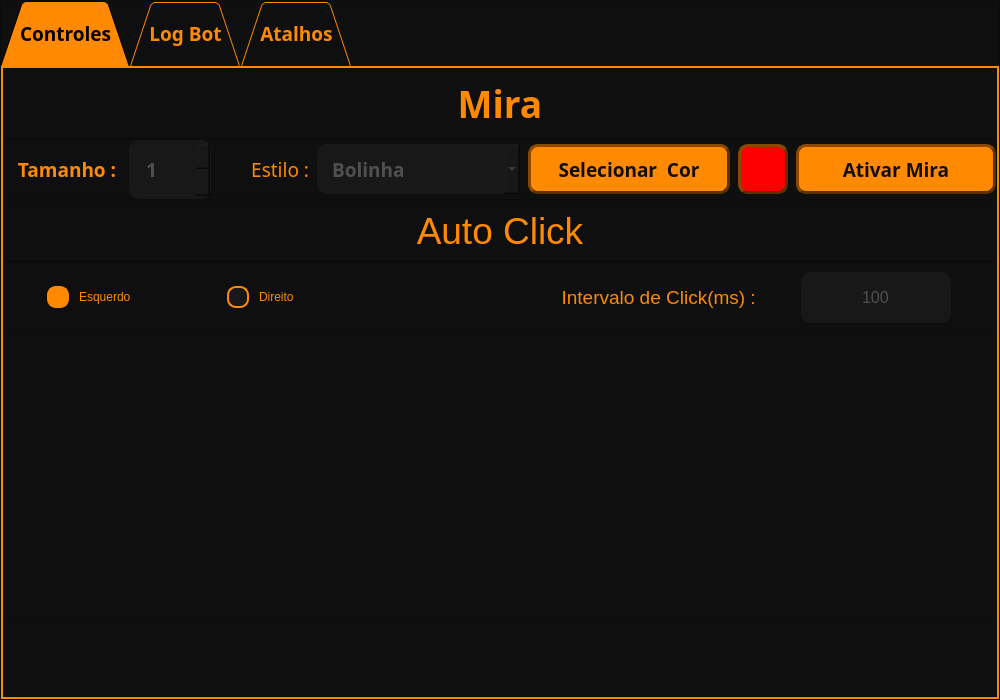
Above: src/views/ps_view_2.ui from AlissonTxD/Prime-Survivor-2 before the change. Below: the same form after it.
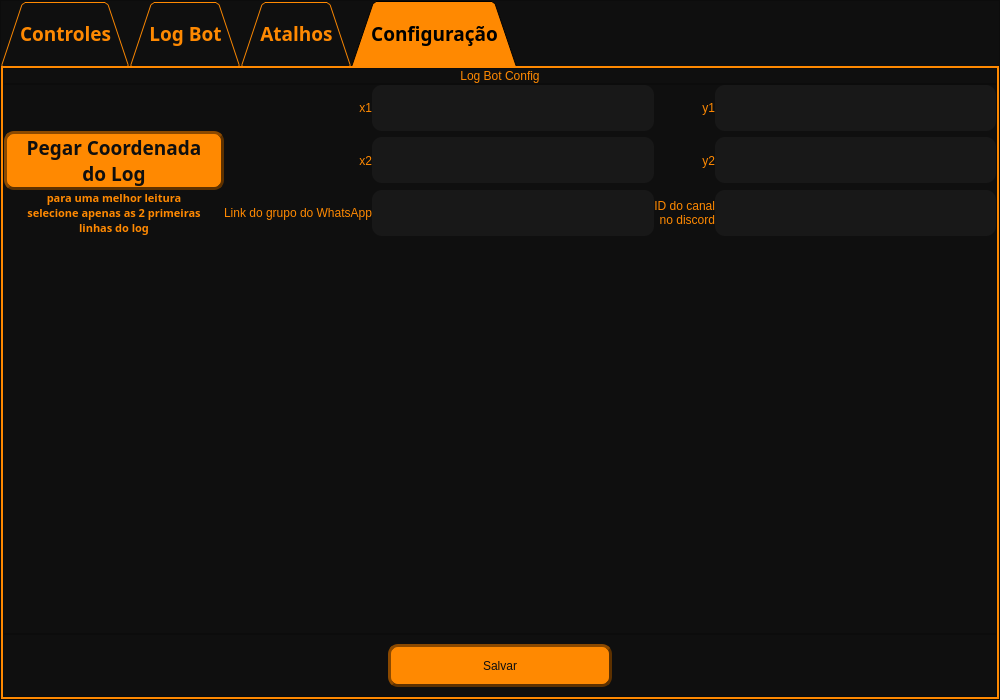
That is the form after the change. The open tabs and pages were chosen to show the change. Icons and pictures are not drawn.

What changed in the file:
```diff
--- a/src/views/ps_view_2.ui
+++ b/src/views/ps_view_2.ui
@@ -111,7 +111,7 @@
          <property name="currentIndex">
           <number>0</number>
          </property>
-         <widget class="QWidget" name="config">
+         <widget class="QWidget" name="controls">
           <attribute name="title">
            <string>Controles</string>
           </attribute>
@@ -1709,6 +1709,528 @@
            </item>
           </layout>
          </widget>
+         <widget class="QWidget" name="config">
+          <attribute name="title">
+           <string>Configuração</string>
+          </attribute>
+          <layout class="QVBoxLayout" name="verticalLayout_6">
+           <property name="spacing">
+            <number>0</number>
+           </property>
+           <property name="leftMargin">
+            <number>0</number>
+           </property>
+           <property name="topMargin">
+            <number>0</number>
+           </property>
+           <property name="rightMargin">
+            <number>0</number>
+           </property>
+           <property name="bottomMargin">
+            <number>0</number>
+           </property>
+           <item>
+            <widget class="QFrame" name="frame_10">
+             <property name="maximumSize">
+              <size>
+               <width>16777215</width>
+               <height>40</height>
+              </size>
+             </property>
+             <property name="styleSheet">
+              <string notr="true"/>
+             </property>
+             <property name="frameShape">
+              <enum>QFrame::StyledPanel</enum>
+             </property>
+             <property name="frameShadow">
+              <enum>QFrame::Raised</enum>
+             </property>
+             <layout class="QHBoxLayout" name="horizontalLayout_9">
+              <property name="spacing">
+               <number>0</number>
+              </property>
+              <property name="leftMargin">
+               <number>0</number>
+              </property>
+              <property name="topMargin">
+               <number>0</number>
+              </property>
+              <property name="rightMargin">
+               <number>0</number>
+              </property>
+              <property name="bottomMargin">
+               <number>0</number>
+              </property>
+              <item>
+               <widget class="QLabel" name="label_16">
+                <property name="styleSheet">
+                 <string notr="true">color: rgb(255, 137, 1);
+font: bold 20pt &quot;Arial Black&quot;;</string>
+                </property>
+                <property name="text">
+                 <string>Log Bot Config</string>
+                </property>
+                <property name="alignment">
+                 <set>Qt::AlignCenter</set>
+                </property>
+               </widget>
+              </item>
+             </layout>
+            </widget>
+           </item>
+           <item>
+            <widget class="QFrame" name="frame_9">
+             <property name="styleSheet">
+              <string notr="true"/>
+             </property>
+             <property name="frameShape">
+              <enum>QFrame::StyledPanel</enum>
+             </property>
+             <property name="frameShadow">
+              <enum>QFrame::Raised</enum>
+             </property>
+             <layout class="QGridLayout" name="gridLayout_4">
+              <property name="leftMargin">
+               <number>0</number>
+              </property>
+              <property name="topMargin">
+               <number>0</number>
+              </property>
+              <property name="rightMargin">
+               <number>0</number>
+              </property>
+              <property name="bottomMargin">
+               <number>0</number>
+              </property>
+              <property name="spacing">
+               <number>0</number>
+              </property>
+              <item row="0" column="4">
+               <widget class="QLineEdit" name="lineedit_y1">
+                <property name="styleSheet">
+                 <string notr="true">QLineEdit {
+border: 0px solid rgb(45, 45, 45);
+border-radius: 10px;
+padding: 15px;
+background-color: rgb(24, 24, 24);
+color: rgb(80, 80, 80);
+}
+
+QLineEdit:hover {
+border: 2px solid rgb(27, 27, 27);
+}
+
+QLineEdit:focus {
+border: 2px solid rgb(255, 137, 1);
+color: rgb(255, 255, 255)
+}
+
+</string>
+                </property>
+                <property name="inputMask">
+                 <string/>
+                </property>
+                <property name="maxLength">
+                 <number>4</number>
+                </property>
+                <property name="clearButtonEnabled">
+                 <bool>true</bool>
+                </property>
+               </widget>
+              </item>
+              <item row="1" column="1">
+               <widget class="QLabel" name="label_19">
+                <property name="styleSheet">
+                 <string notr="true">color: rgb(255, 137, 1);
+font: bold 14pt &quot;Arial Black&quot;;</string>
+                </property>
+                <property name="text">
+                 <string>x2</string>
+                </property>
+                <property name="alignment">
+                 <set>Qt::AlignRight|Qt::AlignTrailing|Qt::AlignVCenter</set>
+                </property>
+               </widget>
+              </item>
+              <item row="1" column="3">
+               <widget class="QLabel" name="label_20">
+                <property name="styleSheet">
+                 <string notr="true">color: rgb(255, 137, 1);
+font: bold 14pt &quot;Arial Black&quot;;</string>
+                </property>
+                <property name="text">
+                 <string>y2</string>
+                </property>
+                <property name="alignment">
+                 <set>Qt::AlignRight|Qt::AlignTrailing|Qt::AlignVCenter</set>
+                </property>
+               </widget>
+              </item>
+              <item row="2" column="2">
+               <widget class="QLineEdit" name="lineedit_whatsapp">
+                <property name="styleSheet">
+                 <string notr="true">QLineEdit {
+border: 0px solid rgb(45, 45, 45);
+border-radius: 10px;
+padding: 15px;
+background-color: rgb(24, 24, 24);
+color: rgb(80, 80, 80);
+}
+
+QLineEdit:hover {
+border: 2px solid rgb(27, 27, 27);
+}
+
+QLineEdit:focus {
+border: 2px solid rgb(255, 137, 1);
+color: rgb(255, 255, 255)
+}
+
+</string>
+                </property>
+                <property name="clearButtonEnabled">
+                 <bool>true</bool>
+                </property>
+               </widget>
+              </item>
+              <item row="0" column="1">
+               <widget class="QLabel" name="label_17">
+                <property name="styleSheet">
+                 <string notr="true">color: rgb(255, 137, 1);
+font: bold 14pt &quot;Arial Black&quot;;</string>
+                </property>
+                <property name="text">
+                 <string>x1</string>
+                </property>
+                <property name="alignment">
+                 <set>Qt::AlignRight|Qt::AlignTrailing|Qt::AlignVCenter</set>
+                </property>
+               </widget>
+              </item>
+              <item row="1" column="4">
+               <widget class="QLineEdit" name="lineedit_y2">
+                <property name="styleSheet">
+                 <string notr="true">QLineEdit {
+border: 0px solid rgb(45, 45, 45);
+border-radius: 10px;
+padding: 15px;
+background-color: rgb(24, 24, 24);
+color: rgb(80, 80, 80);
+}
+
+QLineEdit:hover {
+border: 2px solid rgb(27, 27, 27);
+}
+
+QLineEdit:focus {
+border: 2px solid rgb(255, 137, 1);
+color: rgb(255, 255, 255)
+}
+
+</string>
+                </property>
+                <property name="maxLength">
+                 <number>4</number>
+                </property>
+                <property name="clearButtonEnabled">
+                 <bool>true</bool>
+                </property>
+               </widget>
+              </item>
+              <item row="1" column="2">
+               <widget class="QLineEdit" name="lineedit_x2">
+                <property name="styleSheet">
+                 <string notr="true">QLineEdit {
+border: 0px solid rgb(45, 45, 45);
+border-radius: 10px;
+padding: 15px;
+background-color: rgb(24, 24, 24);
+color: rgb(80, 80, 80);
+}
+
+QLineEdit:hover {
+border: 2px solid rgb(27, 27, 27);
+}
+
+QLineEdit:focus {
+border: 2px solid rgb(255, 137, 1);
+color: rgb(255, 255, 255)
+}
+
+</string>
+                </property>
+                <property name="maxLength">
+                 <number>4</number>
+                </property>
+                <property name="clearButtonEnabled">
+                 <bool>true</bool>
+                </property>
+               </widget>
+              </item>
+              <item row="0" column="3">
+               <widget class="QLabel" name="label_18">
+                <property name="styleSheet">
+                 <string notr="true">color: rgb(255, 137, 1);
+font: bold 14pt &quot;Arial Black&quot;;</string>
+                </property>
+                <property name="text">
+                 <string>y1</string>
+                </property>
+                <property name="alignment">
+                 <set>Qt::AlignRight|Qt::AlignTrailing|Qt::AlignVCenter</set>
+                </property>
+               </widget>
+              </item>
+              <item row="1" column="0">
+               <widget class="QPushButton" name="btn_get_log_bot_square">
+                <property name="minimumSize">
+                 <size>
+                  <width>220</width>
+                  <height>0</height>
+                 </size>
+                </property>
+                <property name="font">
+                 <font>
+                  <family>Arial Black</family>
+                  <pointsize>14</pointsize>
+                  <weight>75</weight>
+                  <bold>true</bold>
+                 </font>
+                </property>
+                <property name="styleSheet">
+                 <string notr="true">QPushButton{
+background-color: rgb(255, 137, 1);
+border: 3px outset rgb(93, 49, 0);
+border-radius: 10px;
+color: rgb(15, 15, 15);
+}
+
+
+QPushButton:hover{
+color: rgb(255, 17, 0);
+background-color: rgb(215, 97, 0);
+}
+
+QPushButton:pressed{
+border: 3px inset rgb(93, 49, 0);
+color: rgb(15, 15, 15);
+background-color: rgb(255, 17, 0);
+}
+
+QPushButton:disabled {
+background-color: #cccccc; /* Cinza */
+border: 2px solid #999999;
+color: #666666; /* Texto cinza escuro */
+}
+</string>
+                </property>
+                <property name="text">
+                 <string>Pegar Coordenada
+do Log</string>
+                </property>
+               </widget>
+              </item>
+              <item row="0" column="2">
+               <widget class="QLineEdit" name="lineedit_x1">
+                <property name="enabled">
+                 <bool>true</bool>
+                </property>
+                <property name="styleSheet">
+                 <string notr="true">QLineEdit {
+border: 0px solid rgb(45, 45, 45);
+border-radius: 10px;
+padding: 15px;
+background-color: rgb(24, 24, 24);
+color: rgb(80, 80, 80);
+}
+
+QLineEdit:hover {
+border: 2px solid rgb(27, 27, 27);
+}
+
+QLineEdit:focus {
+border: 2px solid rgb(255, 137, 1);
+color: rgb(255, 255, 255)
+}
+
+</string>
+                </property>
+                <property name="maxLength">
+                 <number>4</number>
+                </property>
+                <property name="clearButtonEnabled">
+                 <bool>true</bool>
+                </property>
+               </widget>
+              </item>
+              <item row="2" column="1">
+               <widget class="QLabel" name="label_21">
+                <property name="styleSheet">
+                 <string notr="true">color: rgb(255, 137, 1);
+font: bold 14pt &quot;Arial Black&quot;;</string>
+                </property>
+                <property name="text">
+                 <string>Link do grupo do WhatsApp</string>
+                </property>
+                <property name="alignment">
+                 <set>Qt::AlignRight|Qt::AlignTrailing|Qt::AlignVCenter</set>
+                </property>
+               </widget>
+              </item>
+              <item row="2" column="3">
+               <widget class="QLabel" name="label_22">
+                <property name="maximumSize">
+                 <size>
+                  <width>16777215</width>
+                  <height>16777215</height>
+                 </size>
+                </property>
+                <property name="styleSheet">
+                 <string notr="true">color: rgb(255, 137, 1);
+font: bold 14pt &quot;Arial Black&quot;;</string>
+                </property>
+                <property name="text">
+                 <string>ID do canal 
+ no discord</string>
+                </property>
+                <property name="alignment">
+                 <set>Qt::AlignRight|Qt::AlignTrailing|Qt::AlignVCenter</set>
+                </property>
+               </widget>
+              </item>
+              <item row="2" column="4">
+               <widget class="QLineEdit" name="lineedit_channel_id">
+                <property name="styleSheet">
+                 <string notr="true">QLineEdit {
+border: 0px solid rgb(45, 45, 45);
+border-radius: 10px;
+padding: 15px;
+background-color: rgb(24, 24, 24);
+color: rgb(80, 80, 80);
+}
+
+QLineEdit:hover {
+border: 2px solid rgb(27, 27, 27);
+}
+
+QLineEdit:focus {
+border: 2px solid rgb(255, 137, 1);
+color: rgb(255, 255, 255)
+}
+
+</string>
+                </property>
+                <property name="clearButtonEnabled">
+                 <bool>true</bool>
+                </property>
+               </widget>
+              </item>
+              <item row="3" column="2">
+               <spacer name="verticalSpacer_2">
+                <property name="orientation">
+                 <enum>Qt::Vertical</enum>
+                </property>
+                <property name="sizeHint" stdset="0">
+                 <size>
+                  <width>20</width>
+                  <height>40</height>
+                 </size>
+                </property>
+               </spacer>
+              </item>
+              <item row="2" column="0">
+               <widget class="QLabel" name="label_23">
+                <property name="font">
+                 <font>
+                  <family>Arial Black</family>
+                  <pointsize>8</pointsize>
+                  <weight>75</weight>
+                  <italic>false</italic>
+                  <bold>true</bold>
+                 </font>
+                </property>
+                <property name="styleSheet">
+                 <string notr="true">color: rgb(255, 137, 1);
+font: bold 8pt &quot;Arial Black&quot;;</string>
+                </property>
+                <property name="text">
+                 <string>para uma melhor leitura 
+selecione apenas as 2 primeiras 
+linhas do log</string>
+                </property>
+                <property name="alignment">
+                 <set>Qt::AlignHCenter|Qt::AlignTop</set>
+                </property>
+               </widget>
+              </item>
+             </layout>
+            </widget>
+           </item>
+           <item>
+            <widget class="QFrame" name="frame_11">
+             <property name="minimumSize">
+              <size>
+               <width>0</width>
+               <height>63</height>
+              </size>
+             </property>
+             <property name="styleSheet">
+              <string notr="true"/>
+             </property>
+             <property name="frameShape">
+              <enum>QFrame::StyledPanel</enum>
+             </property>
+             <property name="frameShadow">
+              <enum>QFrame::Raised</enum>
+             </property>
+             <layout class="QHBoxLayout" name="horizontalLayout_10">
+              <item>
+               <widget class="QPushButton" name="btn_save_config">
+                <property name="maximumSize">
+                 <size>
+                  <width>224</width>
+                  <height>50</height>
+                 </size>
+                </property>
+                <property name="styleSheet">
+                 <string notr="true">QPushButton{
+background-color: rgb(255, 137, 1);
+border: 3px outset rgb(93, 49, 0);
+border-radius: 10px;
+color: rgb(15, 15, 15);
+font: bold 14pt &quot;Arial Black&quot;;
+}
+
+
+QPushButton:hover{
+color: rgb(255, 17, 0);
+background-color: rgb(215, 97, 0);
+}
+
+QPushButton:pressed{
+border: 3px inset rgb(93, 49, 0);
+color: rgb(15, 15, 15);
+background-color: rgb(255, 17, 0);
+}
+
+QPushButton:disabled {
+background-color: #cccccc; /* Cinza */
+border: 2px solid #999999;
+color: #666666; /* Texto cinza escuro */
+}
+</string>
+                </property>
+                <property name="text">
+                 <string>Salvar</string>
+                </property>
+               </widget>
+              </item>
+             </layout>
+            </widget>
+           </item>
+          </layout>
+         </widget>
         </widget>
        </item>
       </layout>
```
Left out of the diff: 37 changed lines with no effect on the pictures.
